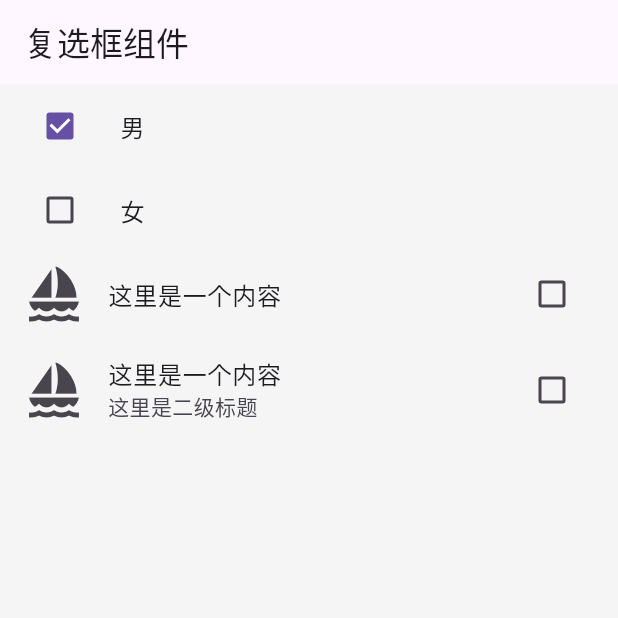
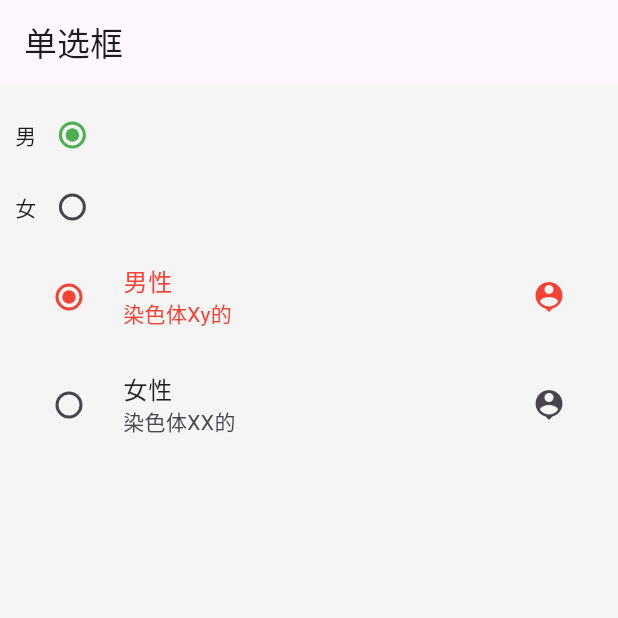
Before and after one commit to wxStart/flutter-dart-zhishi, a Flutter app: the screen it shows after launch, on a phone screen of 412 x 824 dp, the top half of it. Run offline on Flutter 3.47's test engine with Material 3 defaults, Android fonts, the phone set to English and light mode, and no system bars; our stand-ins replace dio, flutter_swiper_null_safety, shared_preferences.

Commit message:
单选框的样式

```diff
--- /dev/null
+++ b/lib/04表单/24.Radio.dart
@@ -0,0 +1,91 @@
+import 'package:flutter/material.dart';
+
+class MyApp extends StatelessWidget {
+  @override
+  Widget build(BuildContext context) {
+    return MaterialApp(
+      home: Scaffold(
+        backgroundColor: Colors.grey[100],
+        appBar: AppBar(
+          title: const Text('单选框'),
+        ),
+        body: const Column(
+          children: [CheckBoxDemo()],
+        ),
+      ),
+    );
+  }
+}
+
+class CheckBoxDemo extends StatefulWidget {
+  const CheckBoxDemo({super.key});
+
+  @override
+  State<CheckBoxDemo> createState() => _CheckBoxDemoState();
+}
+
+class _CheckBoxDemoState extends State<CheckBoxDemo> {
+  String gender = "1";
+
+  void onChanged(value) {
+    setState(() {
+      gender = value;
+    });
+  }
+
+  Widget build(BuildContext context) {
+    return Container(
+      margin: const EdgeInsets.all(10),
+      child: Column(
+        children: [
+          Row(
+            children: [
+              const Text('男'),
+              Radio(
+                value: "1",
+                groupValue: gender,
+                onChanged: onChanged,
+                activeColor: Colors.red,
+                fillColor:
+                    MaterialStateColor.resolveWith((states) => Colors.green),
+              )
+            ],
+          ),
+          Row(
+            children: [
+              const Text('女'),
+              Radio(
+                value: "2",
+                groupValue: gender,
+                onChanged: onChanged,
+                activeColor: Colors.red,
+                // fillColor:
+                //     MaterialStateColor.resolveWith((states) => Colors.green),
+              )
+            ],
+          ),
+          RadioListTile(
+            value: "1",
+            groupValue: gender,
+            onChanged: onChanged,
+            title: const Text("男性"),
+            subtitle: const Text('染色体Xy的'),
+            secondary: const Icon(Icons.person_pin),
+            selected: gender == '1',
+            activeColor: Colors.red,
+          ),
+          RadioListTile(
+            value: "2",
+            groupValue: gender,
+            onChanged: onChanged,
+            title: const Text("女性"),
+            subtitle: const Text('染色体XX的'),
+            secondary: const Icon(Icons.person_pin),
+            selected: gender == '2',
+            activeColor: Colors.red,
+          )
+        ],
+      ),
+    );
+  }
+}
--- a/lib/main.dart
+++ b/lib/main.dart
@@ -26,7 +26,8 @@ import 'package:flutter/material.dart';
 // import './03路由相关/21.tabs导航.dart';
 
 // import './04表单/22.Switch.dart';
-import './04表单/23.Checkbox.dart';
+// import './04表单/23.Checkbox.dart';
+import './04表单/24.Radio.dart';
 
 void main() => runApp(MyApp());
 
```
Also changed, not shown: 1 other file.
